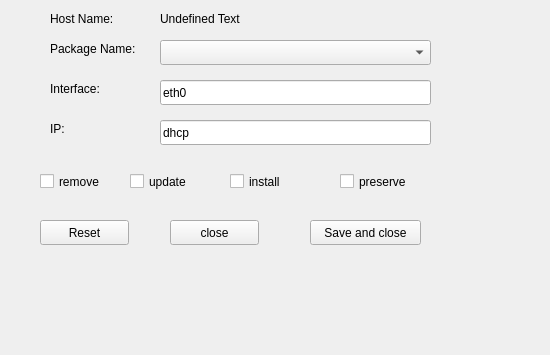
This is ws/src/ros_qt_sen/src/install_shell/install_option/install_option.ui in cocobird231/RV1-gui as Qt 5 draws it before an edit. The edited form follows.
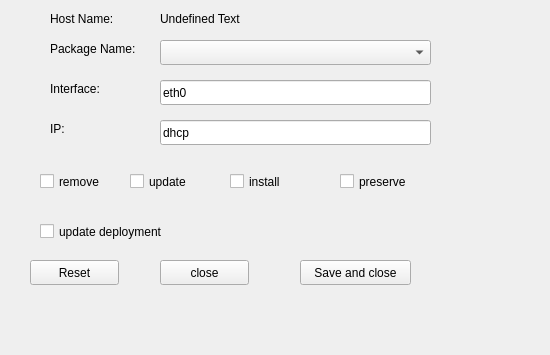
This is the edited form.

The edit to the form file:
```diff
--- a/ws/src/ros_qt_sen/src/install_shell/install_option/install_option.ui
+++ b/ws/src/ros_qt_sen/src/install_shell/install_option/install_option.ui
@@ -91,8 +91,8 @@
   <widget class="QPushButton" name="pushButton">
    <property name="geometry">
     <rect>
-     <x>170</x>
-     <y>220</y>
+     <x>160</x>
+     <y>260</y>
      <width>89</width>
      <height>25</height>
     </rect>
@@ -130,8 +130,8 @@
   <widget class="QPushButton" name="pushButton_2">
    <property name="geometry">
     <rect>
-     <x>310</x>
-     <y>220</y>
+     <x>300</x>
+     <y>260</y>
      <width>111</width>
      <height>25</height>
     </rect>
@@ -143,8 +143,8 @@
   <widget class="QPushButton" name="pushButton_3">
    <property name="geometry">
     <rect>
-     <x>40</x>
-     <y>220</y>
+     <x>30</x>
+     <y>260</y>
      <width>89</width>
      <height>25</height>
     </rect>
@@ -205,6 +205,19 @@
     <string>preserve</string>
    </property>
   </widget>
+  <widget class="QCheckBox" name="checkBox_5">
+   <property name="geometry">
+    <rect>
+     <x>40</x>
+     <y>220</y>
+     <width>181</width>
+     <height>23</height>
+    </rect>
+   </property>
+   <property name="text">
+    <string>update deployment</string>
+   </property>
+  </widget>
  </widget>
  <resources/>
  <connections/>
```
